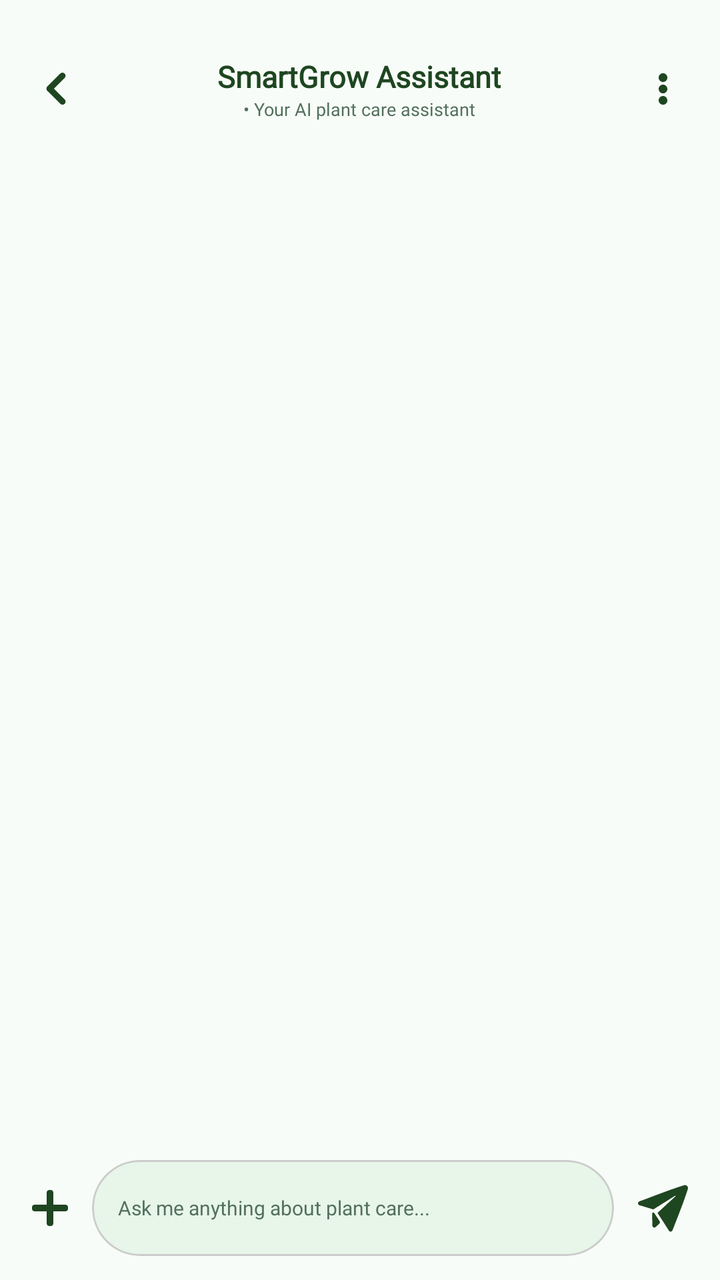
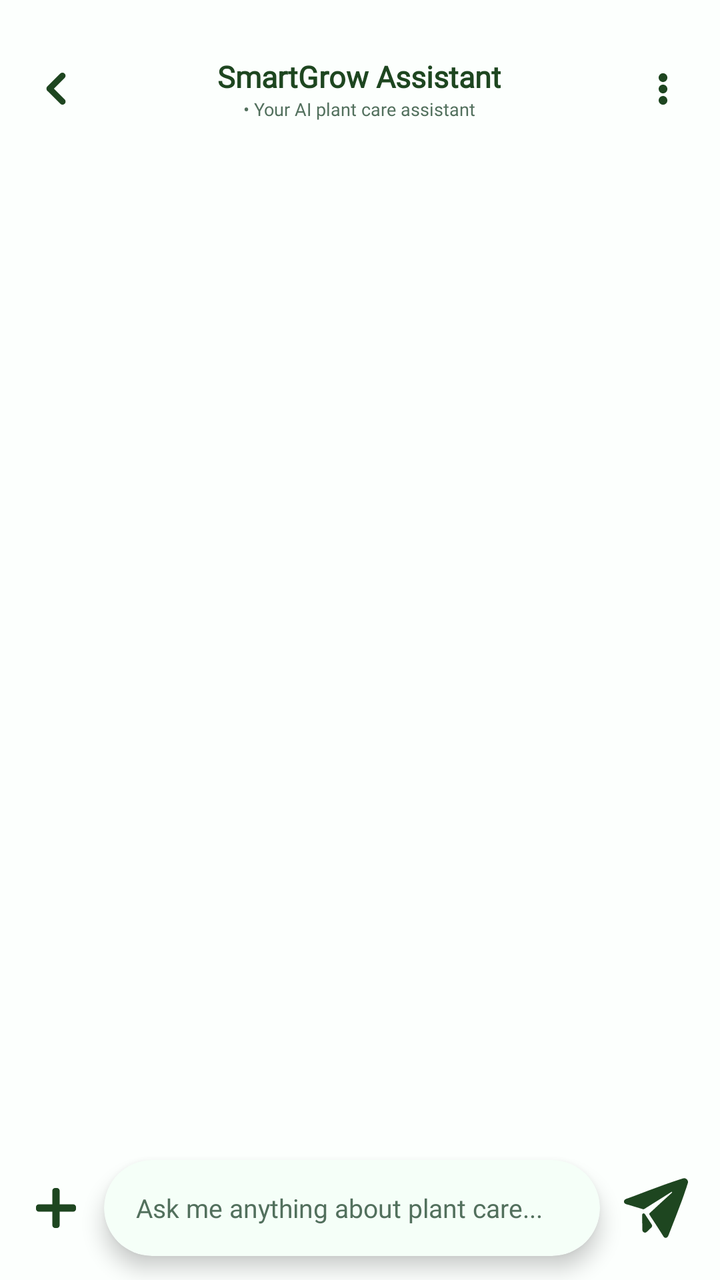

Before-and-after screenshots of an Android layout around one commit, followed by the original layout XML and the change that was made.
<!-- AndroidManifest.xml: application theme Theme.SmartGrow -->
<!-- res/layout/activity_ai_chat.xml -->
<?xml version="1.0" encoding="utf-8"?>
<androidx.constraintlayout.widget.ConstraintLayout
    xmlns:android="http://schemas.android.com/apk/res/android"
    xmlns:app="http://schemas.android.com/apk/res-auto"
    xmlns:tools="http://schemas.android.com/tools"
    android:layout_width="match_parent"
    android:layout_height="match_parent"
    android:background="@color/profile_card_bg">

    <androidx.constraintlayout.widget.ConstraintLayout
        android:layout_width="match_parent"
        android:layout_height="match_parent">

        
        <androidx.constraintlayout.widget.ConstraintLayout
            android:id="@+id/layout_chat_header"
            android:layout_width="match_parent"
            android:layout_height="wrap_content"
            android:padding="16dp"
            app:layout_constraintTop_toTopOf="parent">

            
            <ImageView
                android:id="@+id/ib_back_arrow"
                android:layout_width="24dp"
                android:layout_height="24dp"
                android:layout_marginTop="12dp"
                android:background="?attr/selectableItemBackgroundBorderless"
                android:clickable="true"
                android:focusable="true"
                android:padding="4dp"
                android:src="@drawable/ic_back"
                app:tint="@color/profile_title_color"
                app:layout_constraintTop_toTopOf="parent"
                app:layout_constraintStart_toStartOf="parent"
                app:layout_constraintBottom_toBottomOf="parent"
                android:contentDescription="Back button"/>

            
            <LinearLayout
                android:layout_width="0dp"
                android:layout_height="wrap_content"
                android:orientation="vertical"
                android:gravity="center_horizontal"
                android:layout_marginHorizontal="8dp"
                app:layout_constraintTop_toTopOf="@id/ib_back_arrow"
                app:layout_constraintBottom_toBottomOf="@id/ib_back_arrow"
                app:layout_constraintStart_toEndOf="@id/ib_back_arrow"
                app:layout_constraintEnd_toStartOf="@id/ib_chat_menu">

                <TextView
                    android:layout_width="wrap_content"
                    android:layout_height="wrap_content"
                    android:text="SmartGrow Assistant"
                    android:textColor="@color/profile_title_color"
                    android:textSize="15sp"
                    android:textStyle="bold"
                    android:fontFamily="@font/inter_extrabold"
                    android:gravity="center"/>

                <TextView
                    android:id="@+id/tv_assistant_status"
                    android:layout_width="wrap_content"
                    android:layout_height="wrap_content"
                    android:text="• Your AI plant care assistant"
                    android:textColor="@color/text_secondary"
                    android:textSize="9sp"
                    android:fontFamily="@font/inter_semibold"
                    android:gravity="center"/>
            </LinearLayout>

            
            <ImageView
                android:id="@+id/ib_chat_menu"
                android:layout_width="25dp"
                android:layout_height="25dp"
                android:background="?attr/selectableItemBackgroundBorderless"
                android:src="@drawable/ic_more_vert"
                app:tint="@color/profile_title_color"
                android:padding="2dp"
                app:layout_constraintTop_toTopOf="@id/ib_back_arrow"
                app:layout_constraintBottom_toBottomOf="@id/ib_back_arrow"
                app:layout_constraintEnd_toEndOf="parent"
                android:contentDescription="Menu"/>

        </androidx.constraintlayout.widget.ConstraintLayout>

        
        <androidx.recyclerview.widget.RecyclerView
            android:id="@+id/rv_chat_messages_list"
            android:layout_width="match_parent"
            android:layout_height="0dp"
            android:clipToPadding="false"
            android:padding="16dp"
            android:overScrollMode="never"
            app:layout_constraintTop_toBottomOf="@id/layout_chat_header"
            app:layout_constraintBottom_toTopOf="@id/layout_image_preview_container" />

        
        <androidx.constraintlayout.widget.ConstraintLayout
            android:id="@+id/layout_image_preview_container"
            android:layout_width="match_parent"
            android:layout_height="wrap_content"
            android:paddingHorizontal="16dp"
            android:paddingTop="8dp"
            android:visibility="gone"
            app:layout_constraintBottom_toTopOf="@id/layout_input_bar">

            <com.google.android.material.card.MaterialCardView
                android:id="@+id/card_preview_image"
                android:layout_width="72dp"
                android:layout_height="72dp"
                app:cardCornerRadius="12dp"
                app:strokeWidth="1dp"
                app:strokeColor="@color/divider"
                app:cardBackgroundColor="@color/profile_card_bg"
                app:layout_constraintStart_toStartOf="parent"
                app:layout_constraintTop_toTopOf="parent"
                app:layout_constraintBottom_toBottomOf="parent">

                <ImageView
                    android:id="@+id/iv_preview_selected_image"
                    android:layout_width="match_parent"
                    android:layout_height="match_parent"
                    android:scaleType="centerCrop"
                    android:contentDescription="Selected image preview"/>
            </com.google.android.material.card.MaterialCardView>

            <ImageView
                android:id="@+id/ib_remove_preview_image"
                android:layout_width="24dp"
                android:layout_height="24dp"
                android:src="@drawable/ic_tips_x"
                android:backgroundTint="@color/text_secondary"
                app:layout_constraintTop_toTopOf="@id/card_preview_image"
                app:layout_constraintEnd_toEndOf="@id/card_preview_image"
                android:contentDescription="Remove image"/>
        </androidx.constraintlayout.widget.ConstraintLayout>

        
        <androidx.constraintlayout.widget.ConstraintLayout
            android:id="@+id/layout_input_bar"
            android:layout_width="match_parent"
            android:layout_height="wrap_content"
            android:paddingHorizontal="16dp"
            android:paddingVertical="12dp"
            app:layout_constraintBottom_toBottomOf="parent">

            
            <ImageView
                android:id="@+id/ib_chat_attach"
                android:layout_width="18dp"
                android:layout_height="18dp"
                android:background="?attr/selectableItemBackgroundBorderless"
                android:contentDescription="Attach Media or Image Source"
                android:src="@drawable/ic_plus"
                app:layout_constraintBottom_toBottomOf="parent"
                app:layout_constraintStart_toStartOf="parent"
                app:layout_constraintTop_toTopOf="parent"
                app:tint="@color/profile_title_color" />

            
            <com.google.android.material.card.MaterialCardView
                android:layout_width="0dp"
                android:layout_height="48dp"
                android:layout_marginStart="12dp"
                android:layout_marginEnd="12dp"
                app:cardCornerRadius="24dp"
                app:cardBackgroundColor="@color/app_background"
                app:strokeWidth="1dp"
                app:strokeColor="@color/divider"
                app:cardElevation="0dp"
                app:layout_constraintTop_toTopOf="parent"
                app:layout_constraintBottom_toBottomOf="parent"
                app:layout_constraintStart_toEndOf="@id/ib_chat_attach"
                app:layout_constraintEnd_toStartOf="@id/ib_send_message">

                <EditText
                    android:id="@+id/et_chat_input"
                    android:layout_width="match_parent"
                    android:layout_height="match_parent"
                    android:hint="Ask me anything about plant care..."
                    android:textColorHint="@color/text_secondary"
                    android:textColor="@color/profile_title_color"
                    android:textSize="10sp"
                    android:fontFamily="@font/inter_semibold"
                    android:background="@android:color/transparent"
                    android:paddingHorizontal="13dp"
                    android:inputType="textCapSentences"
                    android:maxLines="3"
                    android:importantForAutofill="no"/>
            </com.google.android.material.card.MaterialCardView>

            
            <ImageButton
                android:id="@+id/ib_send_message"
                android:layout_width="25dp"
                android:layout_height="25dp"
                android:background="?attr/selectableItemBackgroundBorderless"
                android:src="@drawable/ic_send"
                android:scaleType="centerInside"
                app:tint="@color/profile_title_color"
                app:layout_constraintTop_toTopOf="parent"
                app:layout_constraintBottom_toBottomOf="parent"
                app:layout_constraintEnd_toEndOf="parent"
                android:contentDescription="Send message"/>

        </androidx.constraintlayout.widget.ConstraintLayout>

    </androidx.constraintlayout.widget.ConstraintLayout>
</androidx.constraintlayout.widget.ConstraintLayout>
<!-- resources referenced by this layout -->
<resources>
  <color name="app_background">#E8F5E9</color>
  <color name="divider">#CCCCCC</color>
  <color name="profile_card_bg">#B3FFFFFF</color>
  <color name="profile_title_color">#1e4620</color>
  <color name="text_secondary">#52705D</color>
  <!-- drawable ic_more_vert (drawable) -->
  <vector xmlns:android="http://schemas.android.com/apk/res/android"
      android:width="512dp"
      android:height="512dp"
      android:viewportWidth="512"
      android:viewportHeight="512">
    <path
        android:pathData="M250.42,64.23C257.69,63.38 265.65,64.26 272.5,66.69C288.64,72.41 301.57,84.66 306.85,101.18C316.38,130.93 296.56,164.97 265.35,169.86C257.38,171.11 248.63,171.04 240.93,168.46C224.21,162.86 210.64,150.62 205.15,133.54C194.87,101.56 217.64,68.06 250.42,64.23ZM249.02,203.11C257.05,202.2 265.83,202.71 273.38,205.66C289.3,211.88 301.11,223.32 306.79,239.63C317.58,270.64 294.94,304.4 263.3,308.84C256.17,309.85 248.82,309.15 241.92,307.3C196.12,295.02 188.3,229.98 231.46,208.76C236.99,206.04 242.82,203.81 249.02,203.11ZM252.3,341.53C259.77,340.9 267.61,342.03 274.58,344.75C317.02,361.36 321.92,421.36 280.13,442.15C274.23,445.08 267.75,447.22 261.14,447.81C253.97,448.44 246.26,447.76 239.5,445.3C195.73,429.42 189.22,370.94 230.66,347.79C237.31,344.08 244.72,342.16 252.3,341.53Z"
        android:strokeLineJoin="round"
        android:strokeWidth="0.25"
        android:fillColor="#000000"
        android:fillType="evenOdd"
        android:strokeColor="#000000"/>
  </vector>
  <style name="Theme.SmartGrow" parent="Base.Theme.SmartGrow" />
  <style name="Base.Theme.SmartGrow" parent="Theme.Material3.DayNight.NoActionBar">
          <item name="android:windowBackground">@color/app_background</item>
          <item name="android:windowDisablePreview">true</item>
  
          
          <item name="android:statusBarColor">@color/app_background</item>
          <item name="android:windowLightStatusBar">true</item>
  
          
          <item name="android:navigationBarColor">@color/app_background</item>
          <item name="android:windowLightNavigationBar" tools:targetApi="o_mr1">true</item>
  
          <item name="android:windowDrawsSystemBarBackgrounds">true</item>
          <item name="android:windowTranslucentStatus">false</item>
          <item name="android:windowTranslucentNavigation">false</item>
      </style>
  <!-- unchanged entries left out for length: 4 -->
</resources>

<!-- the commit's change to res/layout/activity_ai_chat.xml (unified diff, before → after) -->
@@ -5,11 +5,15 @@
     xmlns:tools="http://schemas.android.com/tools"
     android:layout_width="match_parent"
     android:layout_height="match_parent"
-    android:background="@color/profile_card_bg">
+    android:background="@color/profile_card_bg"
+    android:clipChildren="false"
+    android:clipToPadding="false">
 
     <androidx.constraintlayout.widget.ConstraintLayout
         android:layout_width="match_parent"
-        android:layout_height="match_parent">
+        android:layout_height="match_parent"
+        android:clipChildren="false"
+        android:clipToPadding="false">
 
         
         <androidx.constraintlayout.widget.ConstraintLayout
@@ -46,7 +50,8 @@
                 app:layout_constraintTop_toTopOf="@id/ib_back_arrow"
                 app:layout_constraintBottom_toBottomOf="@id/ib_back_arrow"
                 app:layout_constraintStart_toEndOf="@id/ib_back_arrow"
-                app:layout_constraintEnd_toStartOf="@id/ib_chat_menu">
+                app:layout_constraintEnd_toStartOf="@id/ib_chat_menu"
+                tools:ignore="UseCompoundDrawables">
 
                 <TextView
                     android:layout_width="wrap_content"
@@ -144,13 +149,16 @@
             android:layout_height="wrap_content"
             android:paddingHorizontal="16dp"
             android:paddingVertical="12dp"
+            android:clipChildren="false"
+            android:clipToPadding="false"
             app:layout_constraintBottom_toBottomOf="parent">
 
             
             <ImageView
                 android:id="@+id/ib_chat_attach"
-                android:layout_width="18dp"
-                android:layout_height="18dp"
+                android:layout_width="24dp"
+                android:layout_height="24dp"
+                android:padding="2dp"
                 android:background="?attr/selectableItemBackgroundBorderless"
                 android:contentDescription="Attach Media or Image Source"
                 android:src="@drawable/ic_plus"
@@ -167,9 +175,8 @@
                 android:layout_marginEnd="12dp"
                 app:cardCornerRadius="24dp"
                 app:cardBackgroundColor="@color/app_background"
-                app:strokeWidth="1dp"
-                app:strokeColor="@color/divider"
-                app:cardElevation="0dp"
+                app:strokeWidth="0dp"
+                app:cardElevation="6dp"
                 app:layout_constraintTop_toTopOf="parent"
                 app:layout_constraintBottom_toBottomOf="parent"
                 app:layout_constraintStart_toEndOf="@id/ib_chat_attach"
@@ -182,10 +189,10 @@
                     android:hint="Ask me anything about plant care..."
                     android:textColorHint="@color/text_secondary"
                     android:textColor="@color/profile_title_color"
-                    android:textSize="10sp"
+                    android:textSize="13sp"
                     android:fontFamily="@font/inter_semibold"
                     android:background="@android:color/transparent"
-                    android:paddingHorizontal="13dp"
+                    android:paddingHorizontal="16dp"
                     android:inputType="textCapSentences"
                     android:maxLines="3"
                     android:importantForAutofill="no"/>
@@ -194,12 +201,12 @@
             
             <ImageButton
                 android:id="@+id/ib_send_message"
-                android:layout_width="25dp"
-                android:layout_height="25dp"
+                android:layout_width="32dp"
+                android:layout_height="32dp"
                 android:background="?attr/selectableItemBackgroundBorderless"
                 android:src="@drawable/ic_send"
                 android:scaleType="centerInside"
-                app:tint="@color/profile_title_color"
+                app:tint="@color/primary_green"
                 app:layout_constraintTop_toTopOf="parent"
                 app:layout_constraintBottom_toBottomOf="parent"
                 app:layout_constraintEnd_toEndOf="parent"
<!-- resource entries referenced after the edit -->
@@ -1,7 +1,8 @@
 <!-- resources referenced by this layout -->
 <resources>
-  <color name="app_background">#E8F5E9</color>
+  <color name="app_background">#F5FFF8</color>
   <color name="divider">#CCCCCC</color>
+  <color name="primary_green">#1e4620</color>
   <color name="profile_card_bg">#B3FFFFFF</color>
   <color name="profile_title_color">#1e4620</color>
   <color name="text_secondary">#52705D</color>
@@ -30,11 +31,17 @@
   
           
           <item name="android:navigationBarColor">@color/app_background</item>
-          <item name="android:windowLightNavigationBar" tools:targetApi="o_mr1">true</item>
+          <item name="android:windowLightNavigationBar" ns0:targetApi="o_mr1">true</item>
   
           <item name="android:windowDrawsSystemBarBackgrounds">true</item>
           <item name="android:windowTranslucentStatus">false</item>
           <item name="android:windowTranslucentNavigation">false</item>
+  
+          
+          <item name="popupMenuStyle">@style/ModernPopupMenuStyle</item>
+      </style>
+  <style name="ModernPopupMenuStyle" parent="Widget.Material3.PopupMenu">
+          <item name="android:popupBackground">@android:color/white</item>
       </style>
   <!-- unchanged entries left out for length: 4 -->
 </resources>
